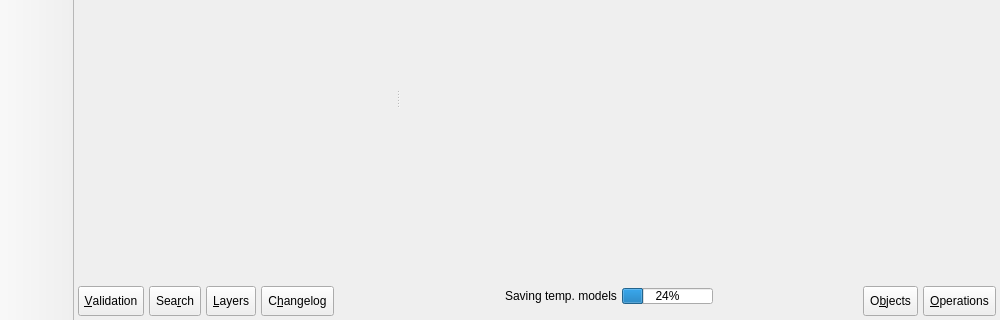
Before: the Qt Designer form libs/libgui/ui/mainwindow.ui in arichiardi/pgmodeler, drawn with Qt 5; both pictures show x 0 to 1000 and y 510 to 830 of the 1000 by 830 pixel window.
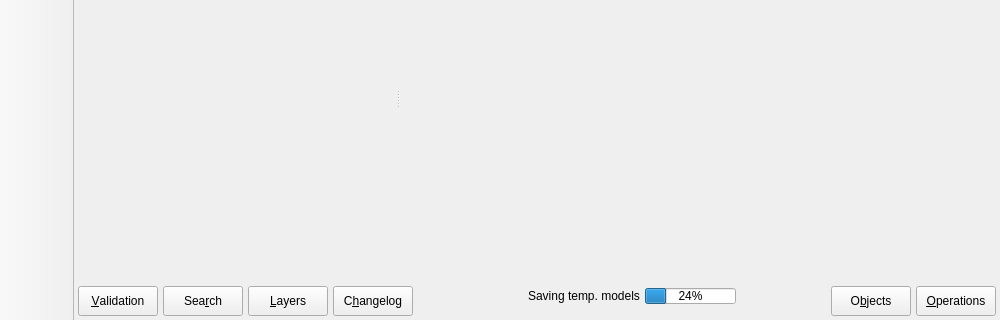
After: the same form once the commit is applied. The open tabs and pages were chosen to show the change. Icons and pictures are not drawn.

Commit message: Changing some QToolButton to QPushButton for better semantics (WIP).

```diff
--- a/libs/libgui/ui/mainwindow.ui
+++ b/libs/libgui/ui/mainwindow.ui
@@ -412,7 +412,7 @@
                 <number>0</number>
                </property>
                <item>
-                <widget class="QToolButton" name="validation_btn">
+                <widget class="QPushButton" name="validation_btn">
                  <property name="sizePolicy">
                   <sizepolicy hsizetype="Preferred" vsizetype="Preferred">
                    <horstretch>0</horstretch>
@@ -444,16 +444,10 @@
                  <property name="checkable">
                   <bool>true</bool>
                  </property>
-                 <property name="toolButtonStyle">
-                  <enum>Qt::ToolButtonStyle::ToolButtonTextBesideIcon</enum>
-                 </property>
-                 <property name="autoRaise">
-                  <bool>false</bool>
-                 </property>
                 </widget>
                </item>
                <item>
-                <widget class="QToolButton" name="search_obj_btn">
+                <widget class="QPushButton" name="search_obj_btn">
                  <property name="sizePolicy">
                   <sizepolicy hsizetype="Preferred" vsizetype="Preferred">
                    <horstretch>0</horstretch>
@@ -485,16 +479,10 @@
                  <property name="checkable">
                   <bool>true</bool>
                  </property>
-                 <property name="toolButtonStyle">
-                  <enum>Qt::ToolButtonStyle::ToolButtonTextBesideIcon</enum>
-                 </property>
-                 <property name="autoRaise">
-                  <bool>false</bool>
-                 </property>
                 </widget>
                </item>
                <item>
-                <widget class="QToolButton" name="layers_btn">
+                <widget class="QPushButton" name="layers_btn">
                  <property name="sizePolicy">
                   <sizepolicy hsizetype="Preferred" vsizetype="Preferred">
                    <horstretch>0</horstretch>
@@ -526,16 +514,10 @@
                  <property name="checkable">
                   <bool>true</bool>
                  </property>
-                 <property name="toolButtonStyle">
-                  <enum>Qt::ToolButtonStyle::ToolButtonTextBesideIcon</enum>
-                 </property>
-                 <property name="autoRaise">
-                  <bool>false</bool>
-                 </property>
                 </widget>
                </item>
                <item>
-                <widget class="QToolButton" name="changelog_btn">
+                <widget class="QPushButton" name="changelog_btn">
                  <property name="sizePolicy">
                   <sizepolicy hsizetype="Preferred" vsizetype="Preferred">
                    <horstretch>0</horstretch>
@@ -567,15 +549,6 @@
                  <property name="checkable">
                   <bool>true</bool>
                  </property>
-                 <property name="popupMode">
-                  <enum>QToolButton::ToolButtonPopupMode::DelayedPopup</enum>
-                 </property>
-                 <property name="toolButtonStyle">
-                  <enum>Qt::ToolButtonStyle::ToolButtonTextBesideIcon</enum>
-                 </property>
-                 <property name="autoRaise">
-                  <bool>false</bool>
-                 </property>
                 </widget>
                </item>
               </layout>
@@ -608,7 +581,7 @@
                 <number>0</number>
                </property>
                <item>
-                <widget class="QToolButton" name="objects_btn">
+                <widget class="QPushButton" name="objects_btn">
                  <property name="sizePolicy">
                   <sizepolicy hsizetype="Preferred" vsizetype="Fixed">
                    <horstretch>0</horstretch>
@@ -640,16 +613,10 @@
                  <property name="checkable">
                   <bool>true</bool>
                  </property>
-                 <property name="toolButtonStyle">
-                  <enum>Qt::ToolButtonStyle::ToolButtonTextBesideIcon</enum>
-                 </property>
-                 <property name="autoRaise">
-                  <bool>false</bool>
-                 </property>
                 </widget>
                </item>
                <item>
-                <widget class="QToolButton" name="operations_btn">
+                <widget class="QPushButton" name="operations_btn">
                  <property name="sizePolicy">
                   <sizepolicy hsizetype="Preferred" vsizetype="Fixed">
                    <horstretch>0</horstretch>
@@ -681,12 +648,6 @@
                  <property name="checkable">
                   <bool>true</bool>
                  </property>
-                 <property name="toolButtonStyle">
-                  <enum>Qt::ToolButtonStyle::ToolButtonTextBesideIcon</enum>
-                 </property>
-                 <property name="autoRaise">
-                  <bool>false</bool>
-                 </property>
                 </widget>
                </item>
               </layout>
```
The commit also changes 30 other files.
